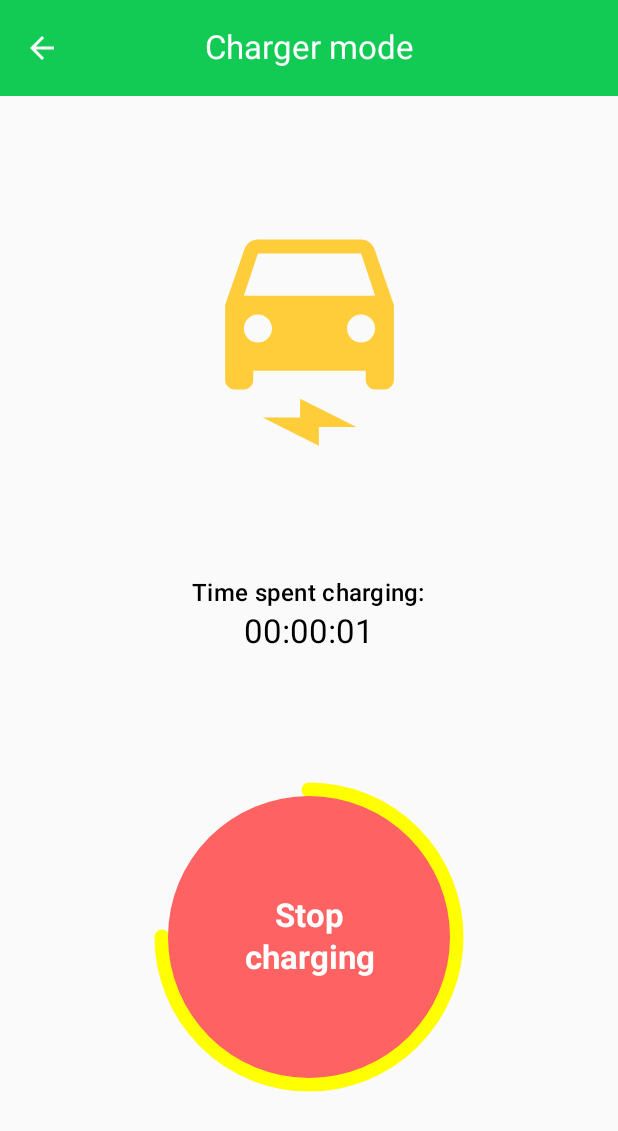
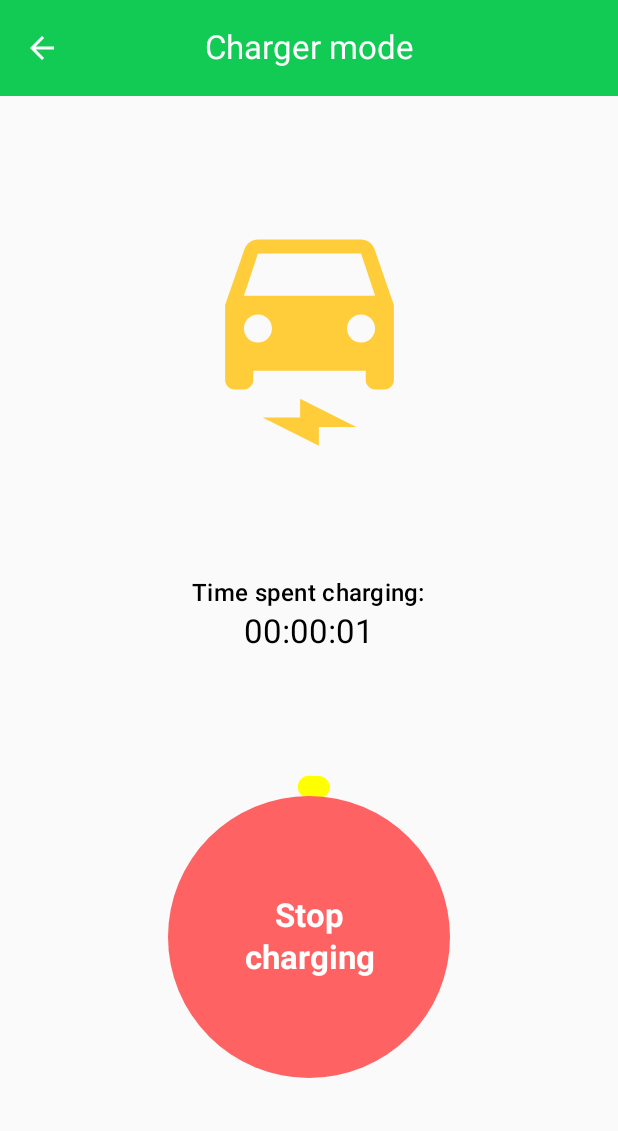
Before and after one commit to nmidzic20/WattsUp, an Android app built with Jetpack Compose: the ChargerPage screen opened through its navigation route, after a tap on "Start charging", on a phone screen of 412 x 824 dp. Shown: the top 1131 px of the screen. Run offline under Robolectric (Android 15) with nearby library versions, the phone set to English and light mode, and no system bars; libraries missing offline, so code that uses them is left out: coil.decode; pictures from the network do not load; 1 statement that could not run was skipped.

Commit message:
ANP-23 Implemented charging indicator filling as the charging progresses, TODO: stop charge at specified max amount

```diff
--- a/android/app/src/main/java/hr/foi/air/wattsup/pages/ChargerPage.kt
+++ b/android/app/src/main/java/hr/foi/air/wattsup/pages/ChargerPage.kt
@@ -20,6 +20,7 @@ import androidx.compose.material3.Text
 import androidx.compose.runtime.Composable
 import androidx.compose.runtime.LaunchedEffect
 import androidx.compose.runtime.getValue
+import androidx.compose.runtime.mutableFloatStateOf
 import androidx.compose.runtime.mutableLongStateOf
 import androidx.compose.runtime.mutableStateOf
 import androidx.compose.runtime.remember
@@ -82,16 +83,21 @@ fun ChargerPage(onArrowBackClick: () -> Unit) {
                 var timeElapsed by remember { mutableLongStateOf(0L) }
                 var timeTrackingJob: Job? by remember { mutableStateOf(null) }
 
+                val maxChargeAmount: Float = 10f
+                var currentChargeAmount by remember { mutableFloatStateOf(0f) }
+
                 LaunchedEffect(charging) {
                     // Started charging
                     if (charging) {
-                        if (timeElapsed != 0L) timeElapsed = 0L
                         startTime = System.currentTimeMillis()
                         timeTrackingJob = CoroutineScope(Dispatchers.Default).launch {
                             while (charging) {
                                 // Update time every second
                                 delay(1000)
                                 timeElapsed = System.currentTimeMillis() - startTime
+
+                                // For test purposes, charge amount is 1 unit per 10 seconds (0.1 unit per 1 second)
+                                if (currentChargeAmount < maxChargeAmount) currentChargeAmount += 0.1f
                             }
                         }
                     }
@@ -99,6 +105,8 @@ fun ChargerPage(onArrowBackClick: () -> Unit) {
                     else {
                         endTime = System.currentTimeMillis()
                         timeTrackingJob?.cancel()
+                        timeElapsed = 0L
+                        currentChargeAmount = 0f
                     }
                 }
 
@@ -126,11 +134,13 @@ fun ChargerPage(onArrowBackClick: () -> Unit) {
                 }
 
                 Box {
-                    ProgressBarCircle(
-                        progressBarFill = ProgressBarFill(7.5f),
-                        fillColor = Color.Yellow,
-                        Modifier.size(220.dp).padding(12.dp),
-                    )
+                    if (charging) {
+                        ProgressBarCircle(
+                            progressBarFill = ProgressBarFill(currentChargeAmount),
+                            fillColor = Color.Yellow,
+                            Modifier.size(220.dp).padding(10.dp),
+                        )
+                    }
                     CircleButton(
                         mode = if (!charging) "Start charging" else "Stop charging",
                         onClick = {
@@ -138,6 +148,8 @@ fun ChargerPage(onArrowBackClick: () -> Unit) {
                         },
                         color = if (!charging) MaterialTheme.colorScheme.primary else colorBtnRed,
                         iconId = null,
+                        Modifier.size(220.dp)
+                            .padding(16.dp),
                     )
                 }
             }
--- a/android/app/src/main/java/hr/foi/air/wattsup/pages/LandingPage.kt
+++ b/android/app/src/main/java/hr/foi/air/wattsup/pages/LandingPage.kt
@@ -5,6 +5,7 @@ import androidx.compose.foundation.layout.Column
 import androidx.compose.foundation.layout.fillMaxHeight
 import androidx.compose.foundation.layout.fillMaxWidth
 import androidx.compose.foundation.layout.padding
+import androidx.compose.foundation.layout.size
 import androidx.compose.material3.ExperimentalMaterial3Api
 import androidx.compose.material3.MaterialTheme
 import androidx.compose.material3.Scaffold
@@ -13,6 +14,7 @@ import androidx.compose.runtime.Composable
 import androidx.compose.ui.Alignment
 import androidx.compose.ui.Modifier
 import androidx.compose.ui.tooling.preview.Preview
+import androidx.compose.ui.unit.dp
 import hr.foi.air.wattsup.R
 import hr.foi.air.wattsup.ui.component.CircleButton
 import hr.foi.air.wattsup.ui.component.TopAppBar
@@ -44,6 +46,8 @@ fun LandingPage(onChargerModeClick: () -> Unit) {
                 iconId = R.drawable.icon_user_mode,
                 onClick = { },
                 color = null,
+                modifier = Modifier.size(220.dp)
+                    .padding(16.dp),
             )
 
             CircleButton(
@@ -51,6 +55,8 @@ fun LandingPage(onChargerModeClick: () -> Unit) {
                 iconId = R.drawable.icon_charger_mode,
                 onClick = onChargerModeClick,
                 color = null,
+                modifier = Modifier.size(220.dp)
+                    .padding(16.dp),
             )
         }
     }
--- a/android/app/src/main/java/hr/foi/air/wattsup/pages/ScanRFIDPage.kt
+++ b/android/app/src/main/java/hr/foi/air/wattsup/pages/ScanRFIDPage.kt
@@ -8,6 +8,7 @@ import androidx.compose.foundation.layout.fillMaxHeight
 import androidx.compose.foundation.layout.fillMaxWidth
 import androidx.compose.foundation.layout.height
 import androidx.compose.foundation.layout.padding
+import androidx.compose.foundation.layout.size
 import androidx.compose.material.icons.Icons
 import androidx.compose.material.icons.filled.ArrowBack
 import androidx.compose.material3.Button
@@ -88,6 +89,8 @@ fun ScanRFIDPage(onArrowBackClick: () -> Unit, onScanRFID: () -> Unit) {
                         },
                         null,
                         null,
+                        Modifier.size(220.dp)
+                            .padding(16.dp),
                     )
                     Spacer(
                         modifier = Modifier.height(30.dp),
--- a/android/app/src/main/java/hr/foi/air/wattsup/ui/component/CircleButton.kt
+++ b/android/app/src/main/java/hr/foi/air/wattsup/ui/component/CircleButton.kt
@@ -26,14 +26,12 @@ import androidx.compose.ui.unit.dp
 import hr.foi.air.wattsup.R
 
 @Composable
-fun CircleButton(mode: String, onClick: () -> Unit, color: Color?, iconId: Int?) {
+fun CircleButton(mode: String, onClick: () -> Unit, color: Color?, iconId: Int?, modifier: Modifier = Modifier) {
     Button(
         onClick = {
             onClick()
         },
-        modifier = Modifier
-            .size(220.dp)
-            .padding(16.dp),
+        modifier = modifier,
         colors = ButtonDefaults.buttonColors(
             containerColor = color ?: MaterialTheme.colorScheme.primary,
             contentColor = Color.White,
@@ -73,5 +71,12 @@ fun CircleButton(mode: String, onClick: () -> Unit, color: Color?, iconId: Int?)
 @Preview
 @Composable
 fun ModeButtonPreview() {
-    CircleButton("Preview mode", { }, null, R.drawable.icon_user_mode)
+    CircleButton(
+        "Preview mode",
+        { },
+        null,
+        R.drawable.icon_user_mode,
+        Modifier.size(220.dp)
+            .padding(16.dp),
+    )
 }
--- a/android/app/src/main/java/hr/foi/air/wattsup/ui/component/ProgressBarCircle.kt
+++ b/android/app/src/main/java/hr/foi/air/wattsup/ui/component/ProgressBarCircle.kt
@@ -38,14 +38,14 @@ fun ProgressBarCircle(progressBarFill: ProgressBarFill, fillColor: Color, modifi
         ) {
             drawCircle(
                 color = colorCircle,
-                style = Stroke(10.dp.toPx(), cap = StrokeCap.Round),
+                style = Stroke(15.dp.toPx(), cap = StrokeCap.Round),
             )
             drawArc(
                 color = fillColor,
                 startAngle = -90f,
                 progressBarFill.progressSweepAngle,
                 useCenter = false,
-                style = Stroke(10.dp.toPx(), cap = StrokeCap.Round),
+                style = Stroke(15.dp.toPx(), cap = StrokeCap.Round),
             )
         }
     }
```
